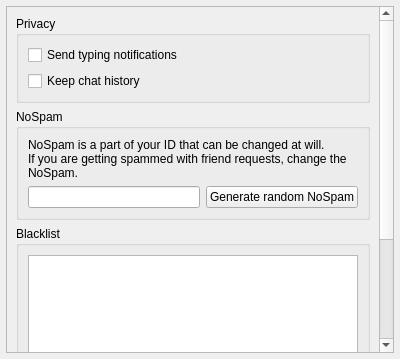
This is src/widget/form/settings/privacysettings.ui in qTox/qTox as Qt 5 draws it before an edit. The edited form follows.
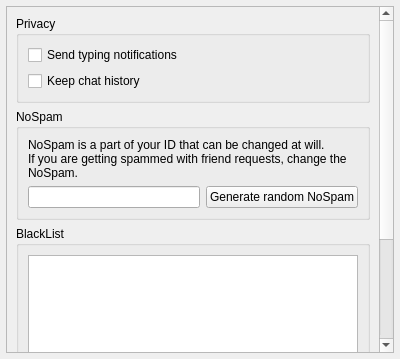
This is the edited form. Custom widgets are drawn as their Qt base class.

Diff of the .ui file:
```diff
--- a/src/widget/form/settings/privacysettings.ui
+++ b/src/widget/form/settings/privacysettings.ui
@@ -123,7 +123,7 @@
           <string/>
          </property>
          <property name="title">
-          <string>Blacklist</string>
+          <string>BlackList</string>
          </property>
          <layout class="QHBoxLayout" name="horizontalLayout_2">
           <item>
```
